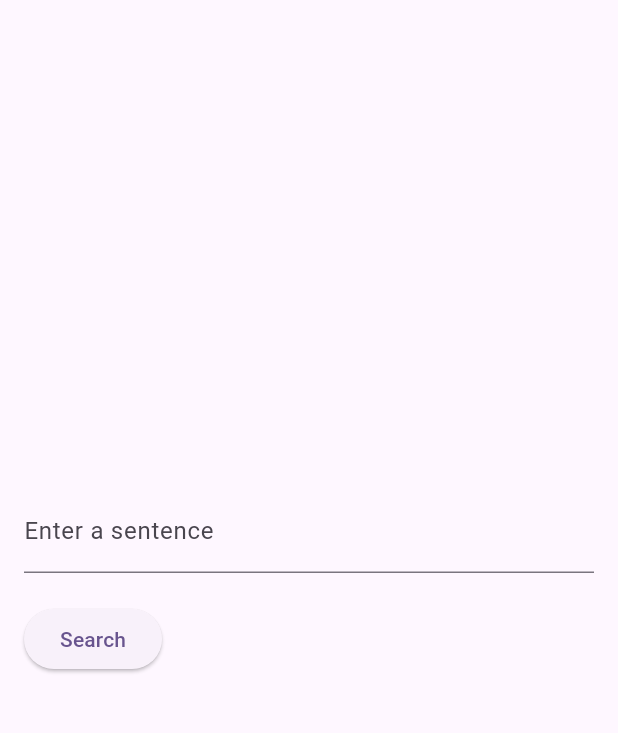
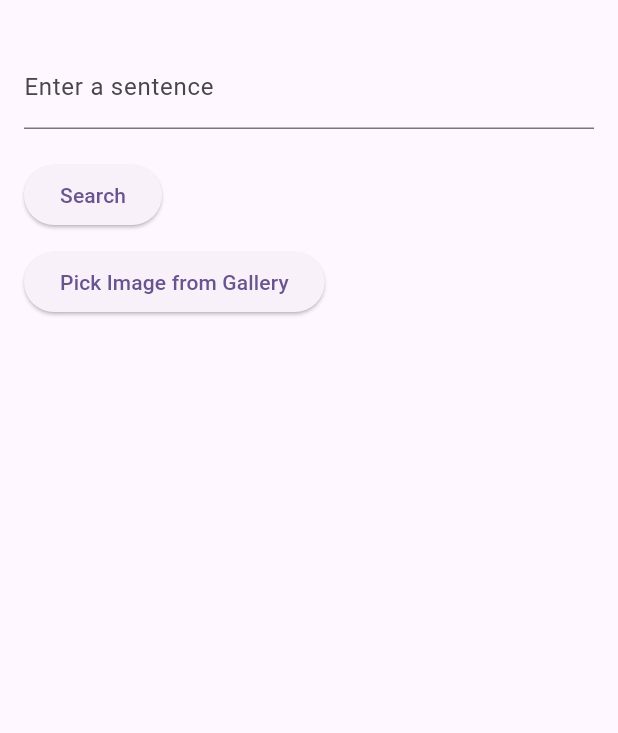
Before and after one commit to Muhammad-Awn/Semantic-Search-KYB, a Flutter app: the screen it shows after launch, after a tap on "Search", on a phone screen of 412 x 824 dp, the part 63-796 px from its top. Run offline on Flutter 3.47's test engine with Material 3 defaults, Android fonts, the light colour scheme and no system bars; our stand-ins replace image_picker, logger.

Commit message:
image-picker added

```diff
--- a/lib/main.dart
+++ b/lib/main.dart
@@ -2,6 +2,8 @@ import 'package:flutter/material.dart';
 import 'package:http/http.dart' as http;
 import 'dart:convert';
 import 'package:logger/logger.dart';
+import 'package:image_picker/image_picker.dart';
+import 'dart:io';
 
 // Create a global logger instance
 final Logger logger = Logger();
@@ -38,6 +40,8 @@ class _MyHomePageState extends State<MyHomePage> {
   final TextEditingController _textController = TextEditingController();
 
   Map<String, dynamic>? _searchResult; // Nullable Map instead of String
+  File? _image;
+  final ImagePicker _picker = ImagePicker();
 
   void _onSearch() async {
     String inputText = _textController.text;
@@ -47,19 +51,6 @@ class _MyHomePageState extends State<MyHomePage> {
     final response = await http.get(
       Uri.parse('http://192.168.18.6:8000/search?query=$inputText'),
     );
-
-    /*
-    if (response.statusCode == 200) {
-      final result = jsonDecode(response.body);
-      setState(() {
-        _searchResult = result['best_match'];
-      });
-      logger.w("Fetched data successfully: $result");
-      logger.w("Response body: ${response.body}");
-    } else {
-      logger.w("Failed to fetch data");
-    }
-    */
 
     if (response.statusCode == 200) {
       try {
@@ -77,6 +68,36 @@ class _MyHomePageState extends State<MyHomePage> {
     }
   }
 
+  Future<void> _pickImage() async {
+    final pickedFile = await _picker.pickImage(source: ImageSource.gallery);
+    if (pickedFile != null) {
+      setState(() {
+        _image = File(pickedFile.path);
+      });
+      _showImagePopup();
+    }
+  }
+
+  void _showImagePopup() {
+    showDialog(
+      context: context,
+      builder: (BuildContext context) {
+        return AlertDialog(
+          content:
+              _image != null
+                  ? Image.file(_image!, fit: BoxFit.contain)
+                  : const Text("No image selected"),
+          actions: [
+            TextButton(
+              onPressed: () => Navigator.of(context).pop(),
+              child: const Text("Close"),
+            ),
+          ],
+        );
+      },
+    );
+  }
+
   @override
   Widget build(BuildContext context) {
     return Scaffold(
@@ -84,7 +105,7 @@ class _MyHomePageState extends State<MyHomePage> {
       body: Padding(
         padding: const EdgeInsets.all(16.0),
         child: Column(
-          mainAxisAlignment: MainAxisAlignment.center,
+          // mainAxisAlignment: MainAxisAlignment.center,
           crossAxisAlignment:
               CrossAxisAlignment.start, // Align text to the left
           children: <Widget>[
@@ -94,6 +115,11 @@ class _MyHomePageState extends State<MyHomePage> {
             ),
             const SizedBox(height: 20),
             ElevatedButton(onPressed: _onSearch, child: const Text('Search')),
+            const SizedBox(height: 10),
+            ElevatedButton(
+              onPressed: _pickImage,
+              child: const Text('Pick Image from Gallery'),
+            ),
             const SizedBox(height: 20),
 
             // Display search results using RichText
--- a/pubspec.yaml
+++ b/pubspec.yaml
@@ -34,8 +34,9 @@ dependencies:
   # The following adds the Cupertino Icons font to your application.
   # Use with the CupertinoIcons class for iOS style icons.
   cupertino_icons: ^1.0.8
-  http: ^0.13.4
+  http: ^1.3.0
   logger: ^2.0.2
+  image_picker: ^1.1.2
 
 dev_dependencies:
   flutter_test:
```
Also changed, not shown: pubspec.lock, 6 other files.
